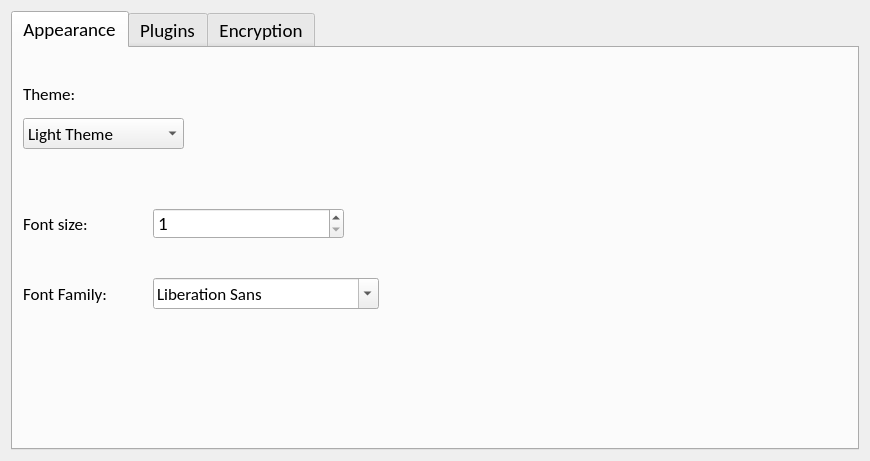
First picture: the form in Application/GUIs/UI_files/settingsDialog2.ui, repository sarvagyab/Groot, before the edit.
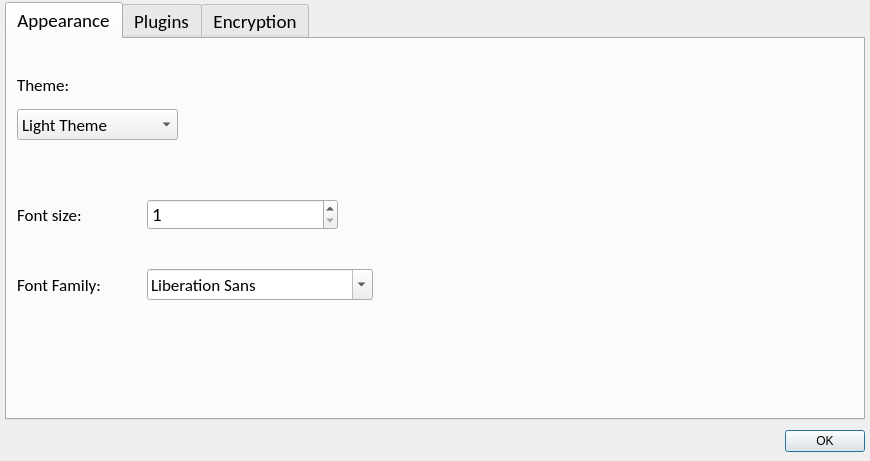
Second picture: the form after the edit.

```diff
--- a/Application/GUIs/UI_files/settingsDialog2.ui
+++ b/Application/GUIs/UI_files/settingsDialog2.ui
@@ -14,8 +14,26 @@
    <string>Settings</string>
   </property>
   <layout class="QGridLayout" name="gridLayout">
+   <property name="leftMargin">
+    <number>5</number>
+   </property>
+   <property name="topMargin">
+    <number>2</number>
+   </property>
+   <property name="rightMargin">
+    <number>5</number>
+   </property>
+   <property name="bottomMargin">
+    <number>5</number>
+   </property>
    <item row="0" column="0">
     <widget class="QTabWidget" name="settings">
+     <property name="sizePolicy">
+      <sizepolicy hsizetype="Expanding" vsizetype="Preferred">
+       <horstretch>0</horstretch>
+       <verstretch>0</verstretch>
+      </sizepolicy>
+     </property>
      <property name="font">
       <font>
        <family>Calibri</family>
@@ -335,6 +353,71 @@
      </widget>
     </widget>
    </item>
+   <item row="1" column="0">
+    <widget class="QWidget" name="widget" native="true">
+     <property name="sizePolicy">
+      <sizepolicy hsizetype="Expanding" vsizetype="Fixed">
+       <horstretch>0</horstretch>
+       <verstretch>0</verstretch>
+      </sizepolicy>
+     </property>
+     <property name="minimumSize">
+      <size>
+       <width>0</width>
+       <height>30</height>
+      </size>
+     </property>
+     <property name="maximumSize">
+      <size>
+       <width>16777215</width>
+       <height>30</height>
+      </size>
+     </property>
+     <layout class="QHBoxLayout" name="horizontalLayout">
+      <property name="leftMargin">
+       <number>0</number>
+      </property>
+      <property name="topMargin">
+       <number>0</number>
+      </property>
+      <property name="rightMargin">
+       <number>0</number>
+      </property>
+      <property name="bottomMargin">
+       <number>0</number>
+      </property>
+      <item>
+       <spacer name="horizontalSpacer">
+        <property name="orientation">
+         <enum>Qt::Horizontal</enum>
+        </property>
+        <property name="sizeHint" stdset="0">
+         <size>
+          <width>757</width>
+          <height>20</height>
+         </size>
+        </property>
+       </spacer>
+      </item>
+      <item>
+       <widget class="QPushButton" name="closeMe">
+        <property name="minimumSize">
+         <size>
+          <width>0</width>
+          <height>20</height>
+         </size>
+        </property>
+        <property name="text">
+         <string>OK</string>
+        </property>
+        <property name="default">
+         <bool>true</bool>
+        </property>
+       </widget>
+      </item>
+     </layout>
+    </widget>
+   </item>
   </layout>
  </widget>
  <resources/>
```
